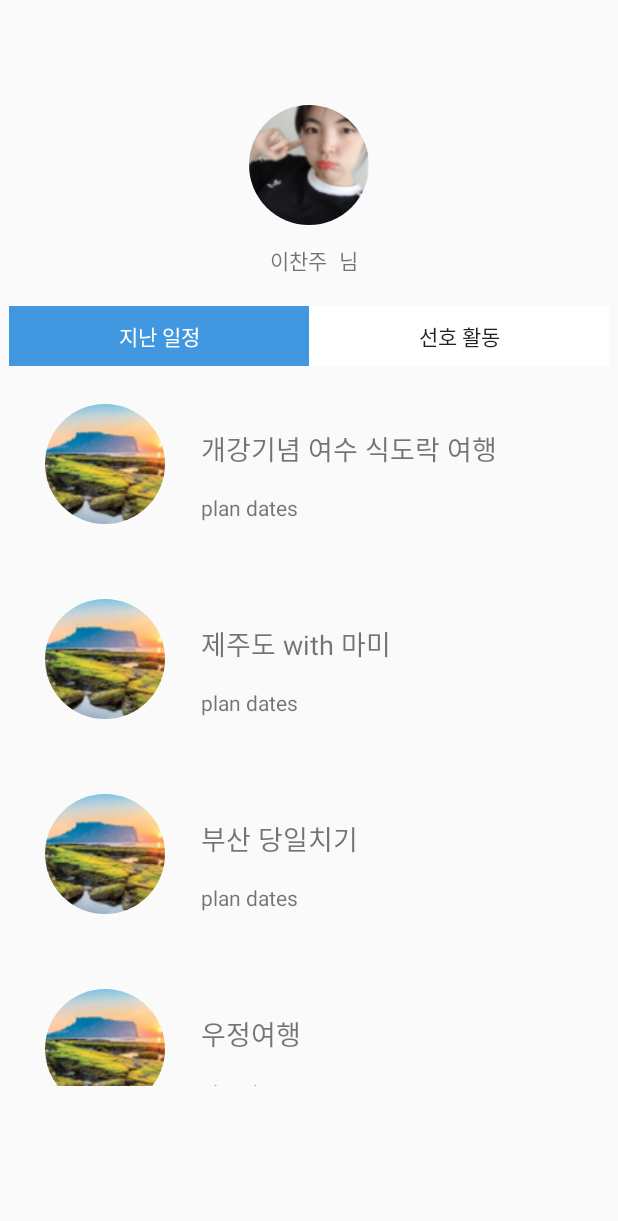
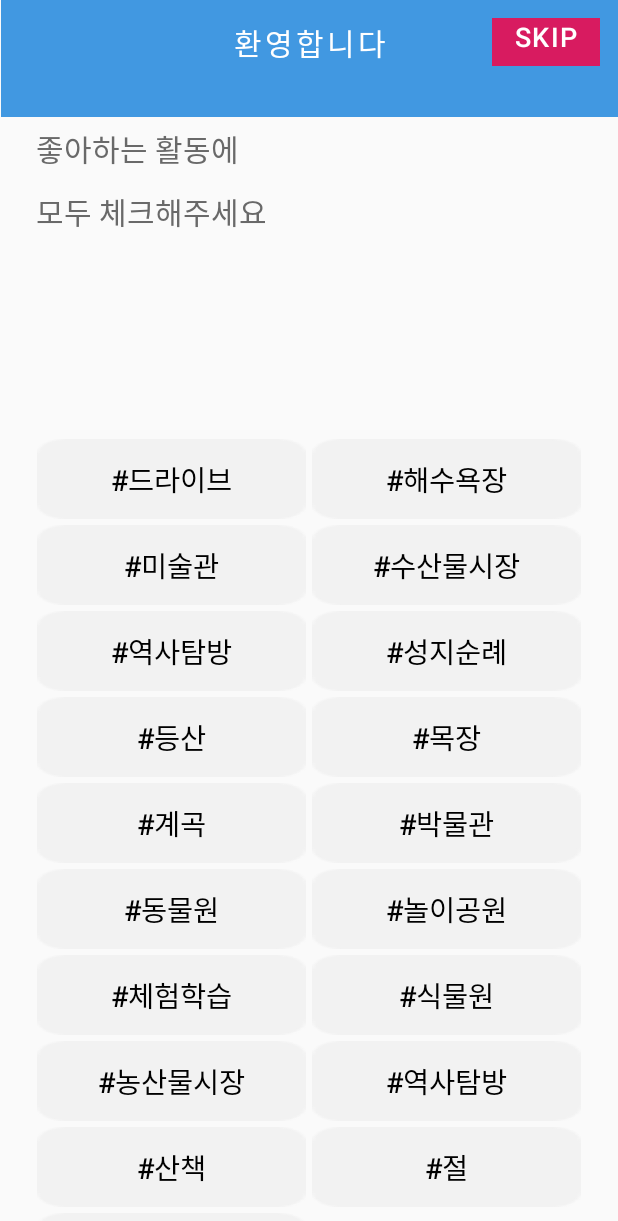
Before and after one commit to chaenkim42/mp, an Android app: the screen it shows after launch (MyPage before the commit, AskPreference after it), on a phone screen of 412 x 824 dp. Shown: the top 1221 px of the screen. Run offline under Robolectric (Android 15) with nearby library versions, the phone set to English and light mode, and no system bars; plain views replace CircularImageView.

Commit message:
askpreference ui complete

```diff
--- a/app/build.gradle
+++ b/app/build.gradle
@@ -46,11 +46,11 @@ dependencies {
 
     implementation 'com.ultramegasoft.radarchart:radar-chart:0.1.5'
     implementation 'com.mikhaellopez:circularimageview:4.0.2'
-
+    implementation 'com.android.support.constraint:constraint-layout:2.0.0-alpha5+'
 
     implementation 'com.google.android.material:material:1.0.0-rc01'
     implementation 'com.google.android.material:material:1.0.0-alpha1'
-    implementation 'androidx.constraintlayout:constraintlayout:1.1.0'
+    implementation 'androidx.constraintlayout:constraintlayout:2.0.0-alpha5+'
 
     implementation 'androidx.legacy:legacy-support-v4:1.0.0'
     testImplementation 'junit:junit:4.12'
--- /dev/null
+++ b/app/src/main/java/com/example/myapplication/GridViewTextAdapter.java
@@ -0,0 +1,110 @@
+package com.example.myapplication;
+
+import android.content.Context;
+import android.util.Log;
+import android.view.View;
+import android.view.ViewGroup;
+import android.widget.BaseAdapter;
+import android.widget.Button;
+import android.widget.CompoundButton;
+import android.widget.ToggleButton;
+
+import static com.example.myapplication.AskPreference.askPref_nextBtn;
+
+public class GridViewTextAdapter  extends BaseAdapter implements CompoundButton.OnCheckedChangeListener{
+    public static int selectedHash = 0;
+    Button nextBtn;
+    private Context mContext;
+    private int displayWidth; //화면크기
+    private int size; //이미지 크기
+    private int pad; //패딩
+
+    public String[] hashtags = {
+            "드라이브","해수욕장","미술관","수산물시장","역사탐방",
+            "성지순례","등산","목장","계곡","박물관","동물원","놀이공원",
+            "체험학습","식물원","농산물시장","역사탐방","산책","절","휴양림"
+    };
+
+    int[] selectedBoolean = new int[hashtags.length];
+
+
+    public GridViewTextAdapter(Context c){
+        mContext = c;
+        nextBtn = askPref_nextBtn;
+//        this.displayWidth = displayWidth;
+//        size = displayWidth/3 ;  //화면크기를 / 3으로 나누어서 이미지 사이즈를 구한다.
+//        pad = 4;
+    }
+
+    @Override
+    public int getCount() {
+        return hashtags.length;
+    }
+
+    @Override
+    public Object getItem(int position) {
+        return null;
+    }
+
+    @Override
+    public long getItemId(int position) {
+        return 0;
+    }
+
+    @Override
+    public View getView(int position, View convertView, ViewGroup parent) {
+        //처음엔 모두 0(비선택)
+        for(int i=0; i< selectedBoolean.length; i++){
+            selectedBoolean[i] = 0;
+        }
+        //주어진 위치(position)에 출력할 이미지를 반환함
+        ToggleButton tb;
+        if(convertView == null){
+            tb = new ToggleButton(mContext);
+//            toggleButton.setLayoutParams(new GridView.LayoutParams(size, size)); //85,85
+//            toggleButton.setScaleType(ImageView.ScaleType.CENTER_CROP);
+//            toggleButton.setPadding(pad,pad,pad,pad); //4,4,4,4
+        }else{
+            tb = (ToggleButton) convertView;
+        }
+        //이미지뷰에 주어진 위치의 이미지를 설정함
+        tb.setText("#"+hashtags[position]);
+        tb.setTextOn("#"+hashtags[position]);
+        tb.setTextOff("#"+hashtags[position]);
+        tb.setWidth(172);
+        tb.setHeight(36);
+        tb.setOnCheckedChangeListener(this);
+        tb.setId(position+100);
+        tb.setChecked(false);
+        tb.setTextSize(19);
+        tb.setTextColor(mContext.getResources().getColor(R.color.black));
+        tb.setBackground(mContext.getDrawable(R.drawable.hash_unselected2));
+        return tb;
+    }
+
+    @Override
+    public void onCheckedChanged(CompoundButton buttonView, boolean isChecked) {
+        //클릭될 때마다 background resource(버튼 배경) 바꾸고 selectedBoolean에 반영
+        if(isChecked){
+            selectedHash ++;
+            buttonView.setBackgroundResource(R.drawable.hash_selected2);
+            buttonView.setTextColor(mContext.getResources().getColor(R.color.white));
+            selectedBoolean[Integer.valueOf(buttonView.getId())-100] = 1;
+        }else{
+            selectedHash --;
+            buttonView.setBackgroundResource(R.drawable.hash_unselected2);
+            selectedBoolean[Integer.valueOf(buttonView.getId())-100] = 0;
+        }
+        if(selectedHash >=5){
+            nextBtn.setBackgroundColor(mContext.getResources().getColor(R.color.design_default_color_primary));
+        }else{
+            nextBtn.setBackgroundColor(mContext.getResources().getColor(R.color.colorAccent));
+        }
+        //test 용 코드
+        String s = "";
+        for(int i=0; i< selectedBoolean.length; i++){
+            s+= String.valueOf(selectedBoolean[i]);
+        }
+        Log.e("select",s);
+    }
+}
--- a/app/src/main/java/com/example/myapplication/Schedule/ScheduleForm.java
+++ b/app/src/main/java/com/example/myapplication/Schedule/ScheduleForm.java
@@ -47,7 +47,7 @@ public class ScheduleForm extends AppCompatActivity implements ExpandableListAda
     ViewGroup mapContainer;
     private RecyclerView recyclerView;
 
-
+    //TODO: 별도 class로 분리한다. Trip, Day 클래스를.
     public static class Trip{
         private String title;
         private int period;
--- a/app/src/main/res/layout/activity_ask_preference.xml
+++ b/app/src/main/res/layout/activity_ask_preference.xml
@@ -7,49 +7,84 @@
     android:layout_height="match_parent"
     tools:context=".AskPreference">
 
+<!--    <ToggleButton-->
+<!--        android:id="@+id/askPreference_toggleBtn_first"-->
+<!--        android:layout_width="wrap_content"-->
+<!--        android:layout_height="wrap_content"-->
+<!--        android:text="ToggleButton"-->
+<!--        tools:layout_editor_absoluteX="45dp"-->
+<!--        tools:layout_editor_absoluteY="207dp" />-->
+
     <ImageView
-        android:id="@+id/askPreference_taengIcon"
-        android:layout_width="90dp"
-        android:layout_height="90dp"
-        android:layout_marginStart="45dp"
-        android:layout_marginTop="45dp"
+        android:id="@+id/imageView3"
+        android:layout_width="411dp"
+        android:layout_height="78dp"
+        android:scaleType="fitXY"
+        app:layout_constraintEnd_toEndOf="parent"
         app:layout_constraintStart_toStartOf="parent"
         app:layout_constraintTop_toTopOf="parent"
-        app:srcCompat="@drawable/tangerine" />
+        app:srcCompat="@color/mainBlue" />
 
-    <ImageView
-        android:id="@+id/askPreference_talkbox"
-        android:layout_width="223dp"
-        android:layout_height="142dp"
-        android:layout_marginEnd="45dp"
-        app:layout_constraintBottom_toBottomOf="@+id/askPreference_taengIcon"
-        app:layout_constraintEnd_toEndOf="parent"
-        app:layout_constraintStart_toEndOf="@+id/askPreference_taengIcon"
-        app:layout_constraintTop_toTopOf="@+id/askPreference_taengIcon"
-        app:layout_constraintVertical_bias="0.39"
-        app:srcCompat="@drawable/check" />
-
-    <ToggleButton
-        android:id="@+id/askPreference_toggleBtn_first"
+    <TextView
+        android:id="@+id/textView12"
         android:layout_width="wrap_content"
         android:layout_height="wrap_content"
-        android:layout_marginTop="40dp"
-        android:text="ToggleButton"
-        app:layout_constraintStart_toStartOf="@+id/askPreference_taengIcon"
-        app:layout_constraintTop_toBottomOf="@+id/askPreference_talkbox" />
+        android:layout_marginTop="13dp"
+        android:letterSpacing="0.1"
+        android:lineSpacingExtra="9sp"
+        android:text="환영합니다"
+        android:textColor="#ffffff"
+        android:textSize="20sp"
+        app:layout_constraintEnd_toEndOf="@+id/imageView3"
+        app:layout_constraintStart_toStartOf="@+id/imageView3"
+        app:layout_constraintTop_toTopOf="parent" />
+
+    <TextView
+        android:id="@+id/textView13"
+        android:layout_width="wrap_content"
+        android:layout_height="wrap_content"
+        android:layout_marginStart="24dp"
+        android:layout_marginTop="84dp"
+        android:lineSpacingExtra="12sp"
+        android:text="좋아하는 활동에\n모두 체크해주세요"
+        android:textColor="#696969"
+        android:textSize="20sp"
+        app:layout_constraintStart_toStartOf="parent"
+        app:layout_constraintTop_toTopOf="parent" />
 
     <Button
         android:id="@+id/askPreference_nextPageBtn"
         style="@style/Widget.AppCompat.Button"
-        android:layout_width="0dp"
-        android:layout_height="60dp"
+        android:layout_width="72dp"
+        android:layout_height="32dp"
+        android:layout_marginTop="12dp"
+        android:layout_marginEnd="12dp"
+        android:background="@color/skipbtn_gray"
+        android:letterSpacing="0.05"
+        android:lineSpacingExtra="6sp"
         android:paddingBottom="10dp"
-        android:text="선택완료"
+        android:text="skip"
         android:textColor="#FFFFFF"
         android:textSize="18sp"
+        app:layout_constraintEnd_toEndOf="@+id/imageView3"
+        app:layout_constraintTop_toTopOf="parent" />
+
+    <ScrollView
+        android:id="@+id/askPreference_scrollView"
+        android:layout_width="363dp"
+        android:layout_height="531dp"
         app:layout_constraintBottom_toBottomOf="parent"
         app:layout_constraintEnd_toEndOf="parent"
-        app:layout_constraintHorizontal_bias="0.0"
-        app:layout_constraintStart_toStartOf="parent" />
+        app:layout_constraintStart_toStartOf="parent">
+
+        <com.example.myapplication.ExpandableHeightGridView
+            android:id="@+id/askPreference_gridView"
+            android:layout_width="match_parent"
+            android:layout_height="wrap_content"
+            android:columnWidth="140dp"
+            android:horizontalSpacing="4dp"
+            android:numColumns="2"
+            android:verticalSpacing="4dp" />
+    </ScrollView>
 
 </androidx.constraintlayout.widget.ConstraintLayout>
--- a/app/src/main/res/values/colors.xml
+++ b/app/src/main/res/values/colors.xml
@@ -7,4 +7,6 @@
     <color name="white">#FFFFFF</color>
     <color name="mainBlue">#4198E1</color>
     <color name="black">#000000</color>
+    <color name="skipbtn_gray">#505050</color>
+    <color name="togglebtn_selected_blue">#3f82c7</color>
 </resources>
--- a/build.gradle
+++ b/build.gradle
@@ -7,7 +7,7 @@ buildscript {
 
     }
     dependencies {
-        classpath 'com.android.tools.build:gradle:3.2.1'
+        classpath 'com.android.tools.build:gradle:3.5.0'
         classpath 'com.google.gms:google-services:4.2.0'
         // NOTE: Do not place your application dependencies here; they belong
         // in the individual module build.gradle files
```
Also changed, not shown: app/src/main/AndroidManifest.xml (+6 -4 lines), app/src/main/java/com/example/myapplication/AskPreference.java (+90 -83 lines), app/src/main/java/com/example/myapplication/Schedule/MyDiary.java (+18 -0 lines), app/src/main/res/layout/activity_mydiary.xml (+6 -1 lines), app/src/main/res/layout/activity_splash.xml (+5 -17 lines), app/src/main/res/drawable/hash_selected2.png (added), app/src/main/res/drawable/hash_unselected2.png (added), app/src/main/res/drawable/splash_tmp.png (added), gradle/wrapper/gradle-wrapper.properties.
